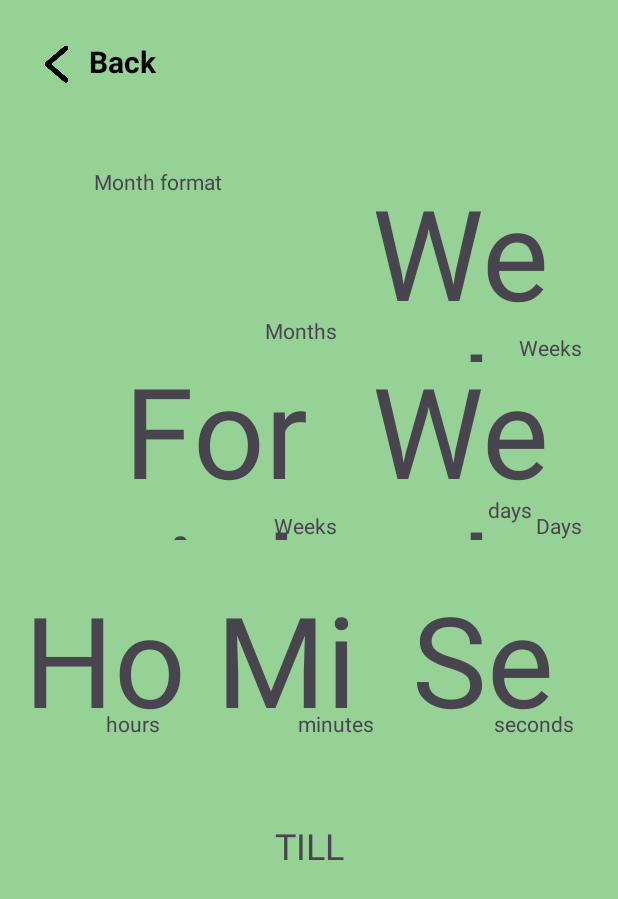
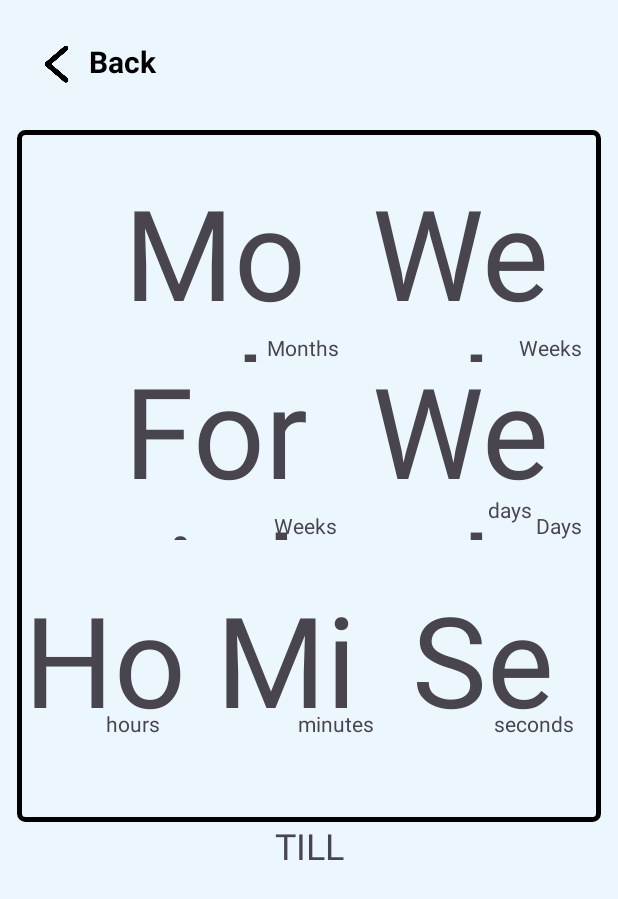
Before and after one commit to IndyShivy/Countdown, an Android app: the CountdownAct screen opened directly, with no data from a screen before it, on a phone screen of 412 x 824 dp. Shown: the top 899 px of the screen. Run offline under Robolectric (Android 15) with nearby library versions, the light colour scheme and no system bars; 5 statements that could not run were skipped.

Commit message:
_ Event layout editing - Connected functionalities

```diff
--- a/app/src/main/java/com/indyinc/countdown/EventsAct.java
+++ b/app/src/main/java/com/indyinc/countdown/EventsAct.java
@@ -57,6 +57,7 @@ public class EventsAct extends AppCompatActivity {
             getWindow().setNavigationBarColor(getColor(R.color.nav_background_light));
             getWindow().getDecorView().setBackgroundColor(getColor(R.color.event_background_light));
             getWindow().getDecorView().setSystemUiVisibility(View.SYSTEM_UI_FLAG_LIGHT_STATUS_BAR);
+            getWindow().setStatusBarColor(getColor(R.color.event_background_light));
         }
 
 
--- a/app/src/main/java/com/indyinc/countdown/EventsAdapt.java
+++ b/app/src/main/java/com/indyinc/countdown/EventsAdapt.java
@@ -77,11 +77,11 @@ public class EventsAdapt extends RecyclerView.Adapter<EventsAdapt.ViewHolder> {
             TextView title = dialogView.findViewById(R.id.dialog_title);
             String titleSet = "Delete Event";
             title.setText(titleSet);
-            title.setTextColor(Color.WHITE);
+            //title.setTextColor(Color.BLACK);
             TextView message = dialogView.findViewById(R.id.dialog_message);
             String textSetter = "Remove " + "\"" + eventTitle + "\"" +" ?";
             message.setText(textSetter);
-            message.setTextColor(Color.WHITE);  // Set the color
+            //message.setTextColor(Color.BLACK);  // Set the color
             builder.setPositiveButton("Yes", (dialog, which) -> {
                         db.deleteEvent(dateItem);
                         dateItems.remove(position);
--- a/app/src/main/java/com/indyinc/countdown/HomeAct.java
+++ b/app/src/main/java/com/indyinc/countdown/HomeAct.java
@@ -113,6 +113,7 @@ public class HomeAct extends AppCompatActivity {
             getWindow().setNavigationBarColor(getColor(R.color.nav_background_light));
             getWindow().getDecorView().setBackgroundColor(getColor(R.color.event_background_light));
             getWindow().getDecorView().setSystemUiVisibility(View.SYSTEM_UI_FLAG_LIGHT_STATUS_BAR);
+            getWindow().setStatusBarColor(getColor(R.color.event_background_light));
         }
     }
 
--- /dev/null
+++ b/app/src/main/res/drawable/act_countdown_border.xml
@@ -0,0 +1,9 @@
+<?xml version="1.0" encoding="utf-8"?>
+<shape xmlns:android="http://schemas.android.com/apk/res/android">
+    <solid android:color="@android:color/transparent"/> <!-- Transparent background -->
+    <stroke
+        android:width="5px"
+        android:color="@color/black"/> <!-- Set your border color -->
+    <!-- Optionally, set corner radius if you want rounded corners -->
+    <corners android:radius="4dp"/>
+</shape>
--- a/app/src/main/res/drawable/act_events_alert_dialog_background.xml
+++ /dev/null
@@ -1,5 +0,0 @@
-<?xml version="1.0" encoding="utf-8"?>
-<shape xmlns:android="http://schemas.android.com/apk/res/android">
-    <solid android:color="#303030" /> <!-- Background color -->
-    <corners android:radius="20dp" /> <!-- Corner radius -->
-</shape>
--- a/app/src/main/res/layout/act_countdown.xml
+++ b/app/src/main/res/layout/act_countdown.xml
@@ -14,6 +14,16 @@
 <!--        android:layout_alignParentBottom="true"-->
 <!--        app:layout_constraintBottom_toBottomOf="parent"-->
 <!--        app:menu="@menu/activity_nav_menu"/>-->
+
+    <View
+        android:layout_width="389dp"
+        android:layout_height="461dp"
+        android:background="@drawable/act_countdown_border"
+        app:layout_constraintBottom_toBottomOf="parent"
+        app:layout_constraintEnd_toEndOf="parent"
+        app:layout_constraintStart_toStartOf="parent"
+        app:layout_constraintTop_toTopOf="parent"
+        app:layout_constraintVertical_bias="0.239" />
 
     <ImageView
         android:id="@+id/backButton"
@@ -189,6 +199,8 @@
         android:layout_width="162dp"
         android:layout_height="130dp"
         android:text="Month format"
+        android:textSize="84sp"
+        android:gravity="center"
         app:layout_constraintBottom_toBottomOf="parent"
         app:layout_constraintEnd_toStartOf="@+id/dfWeek"
         app:layout_constraintHorizontal_bias="0.984"
@@ -200,11 +212,10 @@
         android:id="@+id/dfMonthLabel"
         android:layout_width="wrap_content"
         android:layout_height="wrap_content"
-        android:layout_marginStart="52dp"
         android:text="Months"
-        app:layout_constraintBottom_toTopOf="@+id/dfFortnightWeek"
+        app:layout_constraintBottom_toBottomOf="@+id/dfMonth"
         app:layout_constraintEnd_toStartOf="@+id/dfWeek"
-        app:layout_constraintHorizontal_bias="0.984"
+        app:layout_constraintHorizontal_bias="1.0"
         app:layout_constraintStart_toStartOf="@+id/dfMonth"
         app:layout_constraintTop_toTopOf="@+id/dfMonth"
         app:layout_constraintVertical_bias="1.0" />
--- a/app/src/main/res/values/themes.xml
+++ b/app/src/main/res/values/themes.xml
@@ -28,9 +28,9 @@
         <item name="backgroundTint">@color/black</item>
     </style>
 
-
     <style name="AlertDialogCustom" parent="Theme.AppCompat.Light.Dialog.Alert">
-        <item name="android:background">@drawable/act_events_alert_dialog_background</item>
+        <item name="android:background">@drawable/act_events_alert_dialog_background_light</item>
+        <item name="android:textColor">@color/black</item>
         <item name="android:windowBackground">@android:color/transparent</item>
         <item name="android:buttonBarPositiveButtonStyle">@style/AlertDialogButtonStyle</item>
         <item name="android:buttonBarNegativeButtonStyle">@style/AlertDialogButtonStyle</item>
```
Also changed, not shown: app/src/main/java/com/indyinc/countdown/AddAct.java (+4 -4 lines), app/src/main/java/com/indyinc/countdown/CountdownAct.java (+77 -37 lines), app/src/main/res/drawable/act_events_alert_dialog_background_dark.xml (added, +11 -0 lines), app/src/main/res/drawable/act_events_alert_dialog_background_light.xml (added, +11 -0 lines), app/src/main/res/layout/act_events_alert_dialog.xml (+10 -0 lines), app/src/main/res/values-night/themes.xml (+2 -8 lines).
